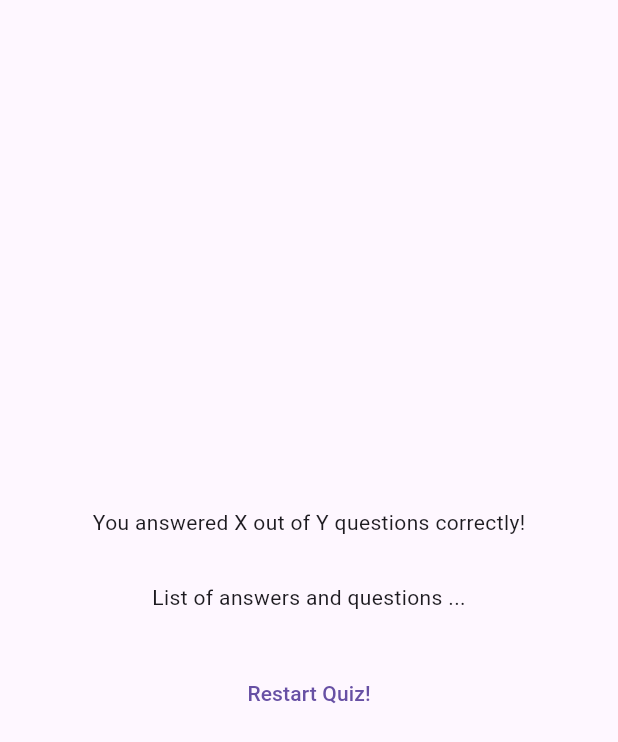
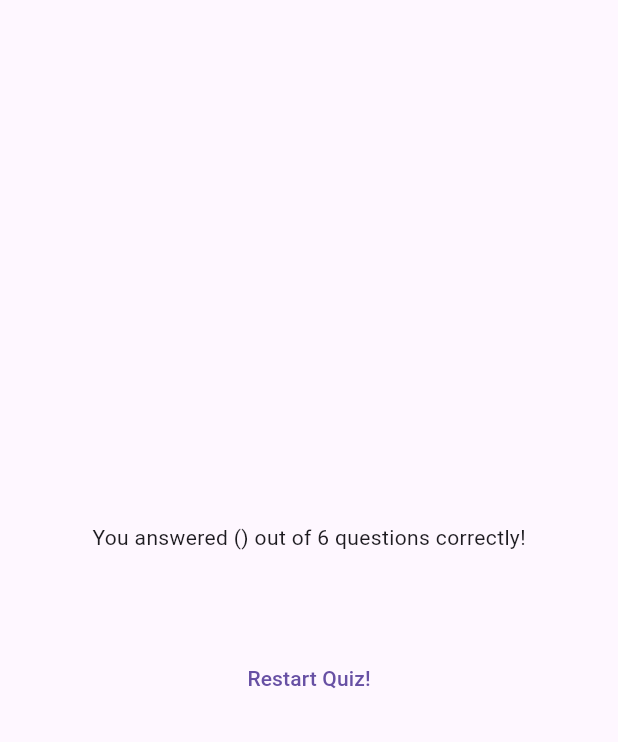
Before and after one commit to itman85/QuizFlutterApp, a Flutter app: the ResultsScreen widget shown alone on an empty page, opened directly with empty values, on a phone screen of 412 x 824 dp. Shown: the top 742 px of the screen. Run offline on Flutter 3.47's test engine with Material 3 defaults, Android fonts, the phone set to English and light mode, and no system bars; our stand-ins replace google_fonts.

Commit message:
build questions summary widget layout, use Expanded widget

```diff
--- a/lib/quiz.dart
+++ b/lib/quiz.dart
@@ -28,7 +28,6 @@ class _QuizState extends State<Quiz> {
     selectedAnswers.add(answer);
     if (selectedAnswers.length == questions.length) {
       setState(() {
-        selectedAnswers = [];
         activeScreen = 'results-screen';
       });
     }
--- a/lib/results_screen.dart
+++ b/lib/results_screen.dart
@@ -1,11 +1,34 @@
+import 'package:flutter/foundation.dart';
 import 'package:flutter/material.dart';
+import 'package:quizflutterapp/data/questions.dart';
+import 'package:quizflutterapp/models/quiz_question.dart';
+import 'package:quizflutterapp/questions_summary.dart';
 
 class ResultsScreen extends StatelessWidget {
   const ResultsScreen({super.key, required this.chosenAnswers});
   final List<String> chosenAnswers;
 
+  List<Map<String, Object>> getSummaryData() {
+    final List<Map<String, Object>> summary = [];
+    for (var i = 0; i < chosenAnswers.length; i++) {
+      summary.add({
+        'question_index': i,
+        'question': questions[i].text,
+        'correct_answer': questions[i].answers[0],
+        'user_answer': chosenAnswers[i]
+      });
+    }
+    return summary;
+  }
+
   @override
   Widget build(BuildContext context) {
+    final summaryData = getSummaryData();
+    final numberTotalQuestions = questions.length;
+    final numberCorrectQuestions = summaryData.where((data) {
+      return data['correct_answer'] == data['user_answer'];
+    });
+
     return SizedBox(
       width: double.infinity,
       child: Container(
@@ -13,11 +36,11 @@ class ResultsScreen extends StatelessWidget {
         child: Column(
           mainAxisAlignment: MainAxisAlignment.center,
           children: [
-            const Text('You answered X out of Y questions correctly!'),
+             Text('You answered $numberCorrectQuestions out of $numberTotalQuestions questions correctly!'),
             const SizedBox(
               height: 30,
             ),
-            const Text('List of answers and questions ...'),
+            QuestionsSummary(getSummaryData()),
             const SizedBox(
               height: 30,
             ),
```
Also changed, not shown: lib/questions_summary.dart (added, +39 -0 lines).
